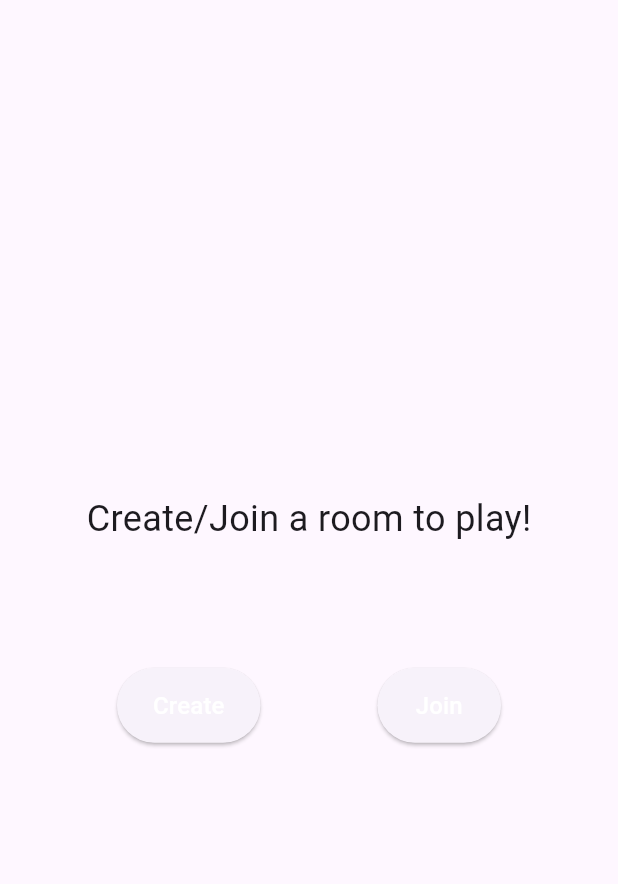
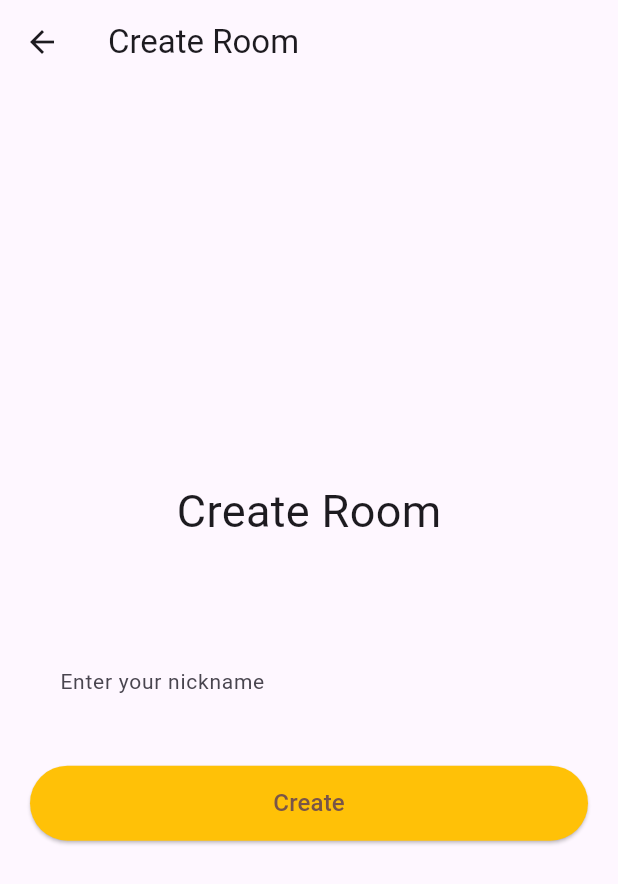
Before and after one commit to prajjwa-lit/blitzfingers, a Flutter app: the screen it shows after launch, after a tap on "Create", on a phone screen of 412 x 824 dp. Shown: the top 884 px of the screen. Run offline on Flutter 3.47's test engine with Material 3 defaults, Android fonts, the phone set to English and light mode, and no system bars.

Commit message:
adds join and create page

```diff
--- a/lib/main.dart
+++ b/lib/main.dart
@@ -1,5 +1,8 @@
 import 'package:blitzfingers/screens/home_screen.dart';
 import 'package:flutter/material.dart';
+
+import 'screens/create_room_screen.dart';
+import 'screens/join_room_screen.dart';
 
 void main() {
    runApp(const MyApp());
@@ -12,7 +15,15 @@
   Widget build(BuildContext context) {
     return MaterialApp(
       title: 'BlitzFingers',
-      home: HomeScreen(),
+         initialRoute: '/',
+          theme: ThemeData(
+          primarySwatch: Colors.green,
+        ),
+        routes: {
+          '/': (context) => const HomeScreen(),
+          '/create-room': (context) => const CreateRoomScreen(),
+          '/join-room': (context) => const JoinRoomScreen(),
+        },
     );
   }
 }
--- /dev/null
+++ b/lib/screens/create_room_screen.dart
@@ -0,0 +1,67 @@
+import 'package:flutter/material.dart';
+
+import '../widgets/custom_button.dart';
+import '../widgets/custom_text_field.dart';
+
+class CreateRoomScreen extends StatefulWidget {
+  const CreateRoomScreen({super.key});
+
+  @override
+  State<CreateRoomScreen> createState() => _CreateRoomScreenState();
+}
+
+class _CreateRoomScreenState extends State<CreateRoomScreen> {
+  final TextEditingController _nameController = TextEditingController();
+
+  @override
+  void dispose() {
+    super.dispose();
+    _nameController.dispose();
+  }
+
+  @override
+  Widget build(BuildContext context) {
+    final size = MediaQuery.of(context).size;
+    return Scaffold(
+      appBar: AppBar(
+        title: Text('Create Room'),
+      ),
+      body: Center(
+        child: ConstrainedBox(
+          constraints: BoxConstraints(
+            maxWidth: 600,
+          ),
+          child: Container(
+            margin: const EdgeInsets.symmetric(
+              horizontal: 20,
+            ),
+            child: Column(
+              mainAxisAlignment: MainAxisAlignment.center,
+              crossAxisAlignment: CrossAxisAlignment.center,
+              children: [
+                Text(
+                  'Create Room',
+                  style: TextStyle(
+                    fontSize: 30,
+                  ),
+                ),
+                SizedBox(
+                  height: size.height * 0.08,
+                ),
+                CustomTextField(
+
+                  controller: _nameController,
+                  hintText: 'Enter your nickname',
+                ),
+                const SizedBox(
+                  height: 30,
+                ),
+                CustomButton(text: 'Create', onTap: () {}),
+              ],
+            ),
+          ),
+        ),
+      ),
+    );
+  }
+}
--- a/lib/screens/home_screen.dart
+++ b/lib/screens/home_screen.dart
@@ -3,7 +3,7 @@ import 'package:flutter/material.dart';
 import '../widgets/custom_button.dart';
 
 class HomeScreen extends StatelessWidget {
-  const HomeScreen({Key? key}) : super(key: key);
+  const HomeScreen({super.key});
 
   @override
   Widget build(BuildContext context) {
@@ -32,12 +32,12 @@ class HomeScreen extends StatelessWidget {
                 children: [
                   CustomButton(
                     text: 'Create',
-                    onTap: () {},
+                    onTap: () => Navigator.pushNamed(context, '/create-room'),
                     isHome: true,
                   ),
                   CustomButton(
                     text: 'Join',
-                    onTap: () {},
+                    onTap: () => Navigator.pushNamed(context, '/join-room'),
                     isHome: true,
                   ),
                 ],
--- /dev/null
+++ b/lib/screens/join_room_screen.dart
@@ -0,0 +1,18 @@
+import 'package:flutter/material.dart';
+
+
+class JoinRoomScreen extends StatelessWidget {
+  const JoinRoomScreen({super.key});
+
+  @override
+  Widget build(BuildContext context) {
+    return Scaffold(
+      appBar: AppBar(
+        title: Text('join Room'),
+      ),
+      body: Center(
+        child: Text('join Room Screen'),
+      ),
+    );
+  }
+}
--- a/lib/widgets/custom_button.dart
+++ b/lib/widgets/custom_button.dart
@@ -21,10 +21,11 @@ class CustomButton extends StatelessWidget {
         text,
         style: const TextStyle(
           fontSize: 16,
-          color: Colors.white,
+          color: Colors.brown,
         ),
       ),
       style: ElevatedButton.styleFrom(
+        backgroundColor: Colors.amber,
         minimumSize: Size(
           !isHome ? width : width / 5,
           50,
--- /dev/null
+++ b/lib/widgets/custom_text_field.dart
@@ -0,0 +1,45 @@
+import 'package:flutter/material.dart';
+
+class CustomTextField extends StatelessWidget {
+  final TextEditingController controller;
+  final String hintText;
+  const CustomTextField({
+    super.key,
+    required this.controller,
+    required this.hintText,
+  });
+
+  @override
+  Widget build(BuildContext context) {
+    return TextField(
+      onTapOutside: (event) {
+        FocusScope.of(context).unfocus();
+      },
+      controller: controller,
+      decoration: InputDecoration(
+        border: OutlineInputBorder(
+          borderRadius: BorderRadius.circular(8),
+          borderSide: const BorderSide(
+            color: Colors.transparent,
+          ),
+        ),
+        enabledBorder: OutlineInputBorder(
+          borderRadius: BorderRadius.circular(8),
+          borderSide: const BorderSide(
+            color: Colors.transparent,
+          ),
+        ),
+        contentPadding: const EdgeInsets.symmetric(
+          horizontal: 16,
+          vertical: 14,
+        ),
+        fillColor: Colors.grey[200],
+        hintText: hintText,
+        hintStyle: const TextStyle(
+          fontSize: 14,
+          fontWeight: FontWeight.w400,
+        ),
+      ),
+    );
+  }
+}
```
